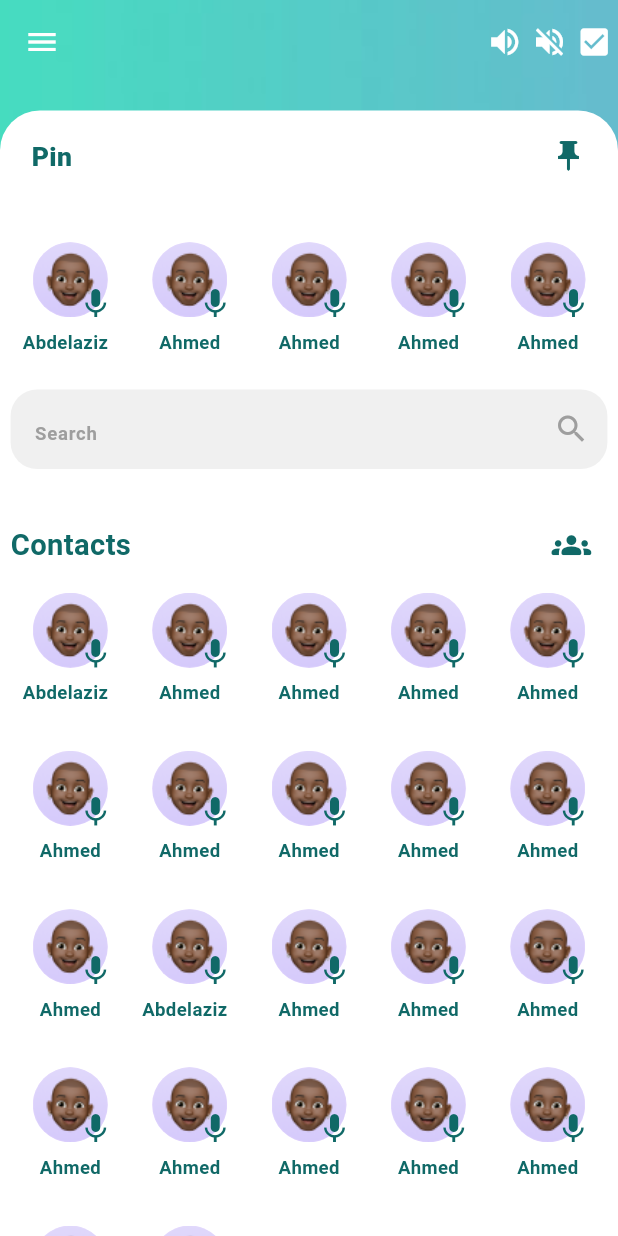
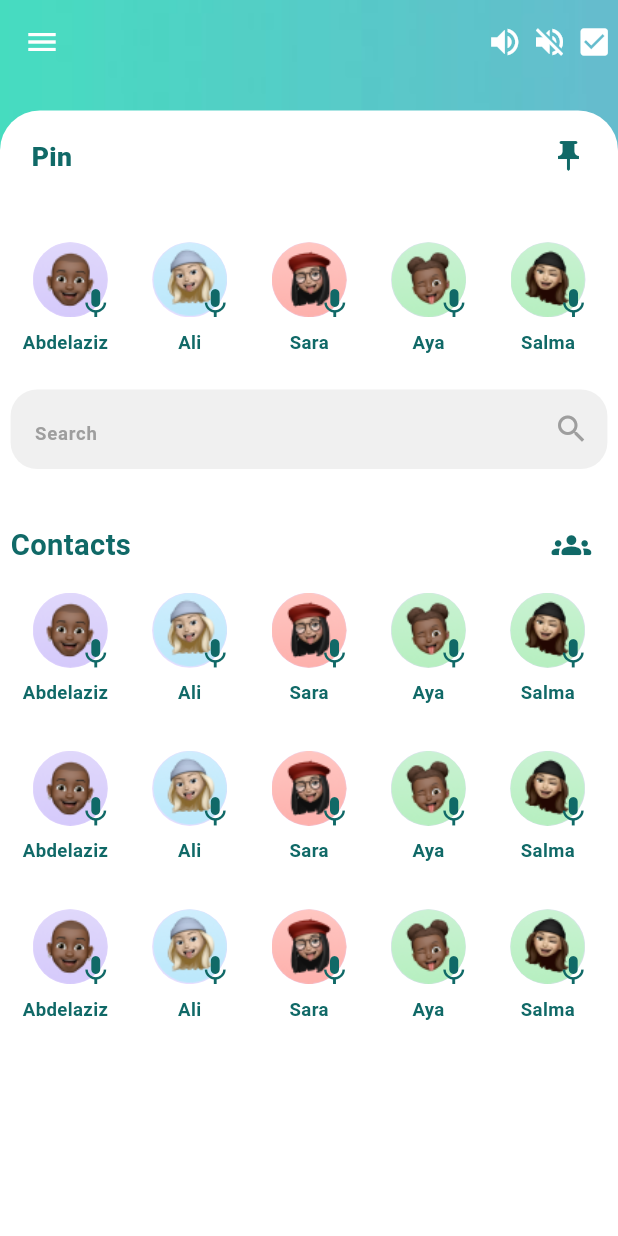
Before and after one commit to AhmedAbdelaziz207/voice_chat, a Flutter app: the HomeScreen screen opened by its route, after a tap on the "check box" icon, on a phone screen of 412 x 824 dp. Run offline on Flutter 3.47's test engine with Material 3 defaults, Android fonts, the phone set to English and light mode, and no system bars; our stand-ins replace flutter_bloc, flutter_screenutil, flutter_svg, pinput; missing offline and left inert: audio_waveforms.

Commit message:
- Finished Home Cubit

```diff
--- a/lib/core/router/app_router.dart
+++ b/lib/core/router/app_router.dart
@@ -4,6 +4,7 @@ import 'package:flutter_screenutil/flutter_screenutil.dart';
 import 'package:voice_chat/core/router/routes.dart';
 import 'package:voice_chat/features/chat/ui/chat_screen.dart';
 import 'package:voice_chat/features/groups/ui/groups_screen.dart';
+import 'package:voice_chat/features/home/logic/home_cubit.dart';
 import 'package:voice_chat/features/home/ui/home_screen.dart';
 import 'package:voice_chat/features/login/ui/login_screen.dart';
 import 'package:voice_chat/features/otp/logic/otp_cubit.dart';
@@ -24,7 +25,10 @@ class AppRouter {
       case Routes.home:
         return MaterialPageRoute(
           builder: (context) {
-            return const HomeScreen();
+            return BlocProvider<HomeCubit>(create: (BuildContext context) {
+              return HomeCubit()..getAllContacts();
+            },
+            child: const HomeScreen());
           },
         );
       case Routes.login:
--- a/lib/core/utils/constants/app_keys.dart
+++ b/lib/core/utils/constants/app_keys.dart
@@ -28,48 +28,42 @@ class AppKeys{
         name: "Abdelaziz  ",
         imageUrl: "assets/images/contact_image.png"),
     UserContact(
-        name: "Ahmed", imageUrl: "assets/images/contact_image.png"),
+        name: "Ali", imageUrl: "assets/images/char1_icon.png"),
     UserContact(
-        name: "Ahmed", imageUrl: "assets/images/contact_image.png"),
+        name: "Sara", imageUrl: "assets/images/char2_icon.png"),
     UserContact(
-        name: "Ahmed", imageUrl: "assets/images/contact_image.png"),
+        name: "Aya", imageUrl: "assets/images/char3_icon.png"),
     UserContact(
-        name: "Ahmed", imageUrl: "assets/images/contact_image.png"),
-    UserContact(
-        name: "Ahmed", imageUrl: "assets/images/contact_image.png"),
-    UserContact(
-        name: "Ahmed", imageUrl: "assets/images/contact_image.png"),
-    UserContact(
-        name: "Ahmed", imageUrl: "assets/images/contact_image.png"),
-    UserContact(
-        name: "Ahmed", imageUrl: "assets/images/contact_image.png"),
-    UserContact(
-        name: "Ahmed", imageUrl: "assets/images/contact_image.png"),
-    UserContact(
-        name: "Ahmed", imageUrl: "assets/images/contact_image.png"),
-    UserContact(
+        name: "Salma", imageUrl: "assets/images/char4_icon.png"),
+
+
+     UserContact(
         name: "Abdelaziz  ",
         imageUrl: "assets/images/contact_image.png"),
     UserContact(
-        name: "Ahmed", imageUrl: "assets/images/contact_image.png"),
+        name: "Ali", imageUrl: "assets/images/char1_icon.png"),
     UserContact(
-        name: "Ahmed", imageUrl: "assets/images/contact_image.png"),
+        name: "Sara", imageUrl: "assets/images/char2_icon.png"),
     UserContact(
-        name: "Ahmed", imageUrl: "assets/images/contact_image.png"),
+        name: "Aya", imageUrl: "assets/images/char3_icon.png"),
     UserContact(
-        name: "Ahmed", imageUrl: "assets/images/contact_image.png"),
+        name: "Salma", imageUrl: "assets/images/char4_icon.png"),
+
+
+     UserContact(
+        name: "Abdelaziz  ",
+        imageUrl: "assets/images/contact_image.png"),
     UserContact(
-        name: "Ahmed", imageUrl: "assets/images/contact_image.png"),
+        name: "Ali", imageUrl: "assets/images/char1_icon.png"),
     UserContact(
-        name: "Ahmed", imageUrl: "assets/images/contact_image.png"),
+        name: "Sara", imageUrl: "assets/images/char2_icon.png"),
     UserContact(
-        name: "Ahmed", imageUrl: "assets/images/contact_image.png"),
+        name: "Aya", imageUrl: "assets/images/char3_icon.png"),
     UserContact(
-        name: "Ahmed", imageUrl: "assets/images/contact_image.png"),
-    UserContact(
-        name: "Ahmed", imageUrl: "assets/images/contact_image.png"),
-    UserContact(
-        name: "Ahmed", imageUrl: "assets/images/contact_image.png"),
+        name: "Salma", imageUrl: "assets/images/char4_icon.png"),
+
+
+
   ];
 
 }
--- /dev/null
+++ b/lib/features/home/logic/home_cubit.dart
@@ -0,0 +1,39 @@
+import 'package:flutter/material.dart';
+import 'package:flutter_bloc/flutter_bloc.dart';
+import 'package:voice_chat/core/utils/constants/app_keys.dart';
+import '../../../core/network/model/user_contact.dart';
+
+part 'home_state.dart';
+
+class HomeCubit extends Cubit<HomeState> {
+  HomeCubit() : super(HomeInitial());
+  List<UserContact> userContacts = [];
+  List<UserContact> favouriteContacts = [];
+  List<UserContact> searchedContacts = [];
+
+  TextEditingController searchController = TextEditingController();
+
+  getAllContacts() async {
+    emit(HomeLoading());
+
+    // Simulate request
+    await Future.delayed(const Duration(seconds: 2));
+
+    // TODO Call API or FireBase to get contacts
+    AppKeys.userContacts.forEach(
+      (element) {
+        userContacts.add(element);
+      },
+    );
+    emit(HomeSuccess(usersContact: userContacts));
+  }
+
+  getFavouriteFavourite() {
+    /// TODO Call API or FireBase to get Favourite contacts
+    favouriteContacts = userContacts;
+  }
+
+  getSearchedContacts() {
+    /// Todo Filter Contacts with by search input
+  }
+}
--- /dev/null
+++ b/lib/features/home/logic/home_state.dart
@@ -0,0 +1,17 @@
+part of 'home_cubit.dart';
+
+@immutable
+sealed class HomeState {}
+
+final class HomeInitial extends HomeState {}
+final class HomeLoading extends HomeState {}
+final class HomeFailed extends HomeState {
+  final String failedMessage ;
+  HomeFailed({required this.failedMessage});
+}
+final class HomeSuccess extends HomeState {
+  final List<UserContact> usersContact ;
+
+  HomeSuccess({required this.usersContact});
+
+}
--- a/lib/features/home/ui/home_screen.dart
+++ b/lib/features/home/ui/home_screen.dart
@@ -1,8 +1,11 @@
 import 'package:flutter/material.dart';
+import 'package:flutter_bloc/flutter_bloc.dart';
 import 'package:flutter_screenutil/flutter_screenutil.dart';
+import 'package:voice_chat/core/network/model/user_contact.dart';
 import 'package:voice_chat/core/theming/app_text_styles.dart';
 import 'package:voice_chat/core/utils/constants/app_keys.dart';
 import 'package:voice_chat/core/widgets/app_background.dart';
+import 'package:voice_chat/features/home/logic/home_cubit.dart';
 import 'package:voice_chat/features/home/ui/widgets/home_contacts_gridview_widget.dart';
 import 'package:voice_chat/features/home/ui/widgets/home_groups_title.dart';
 import 'package:voice_chat/features/home/ui/widgets/home_search_widget.dart';
@@ -11,7 +14,6 @@ import '../../../core/theming/app_colors.dart';
 
 class HomeScreen extends StatelessWidget {
   const HomeScreen({super.key});
-
 
   @override
   Widget build(BuildContext context) {
@@ -38,11 +40,13 @@ class HomeScreen extends StatelessWidget {
           SizedBox(
             width: 30.w,
             child: IconButton(
-              icon: Icon(Icons.check_box),
+              icon: const Icon(Icons.check_box),
               onPressed: () {},
             ),
           ),
-          SizedBox(width: 6.w,)
+          SizedBox(
+            width: 6.w,
+          )
         ],
         leading: IconButton(
           icon: const Icon(Icons.menu_sharp),
@@ -61,7 +65,14 @@ class HomeScreen extends StatelessWidget {
                 borderRadius: BorderRadius.only(
                     topLeft: Radius.circular(30.r),
                     topRight: Radius.circular(30.r))),
-            child: SingleChildScrollView(
+            child: BlocBuilder<HomeCubit, HomeState>(
+                builder: (context, state) {
+              if (state is HomeLoading) {
+                return const Center(
+                  child: CircularProgressIndicator(),
+                );
+              }
+              return SingleChildScrollView(
                 child: Padding(
                   padding: EdgeInsets.all(8.0.sp),
                   child: Column(
@@ -93,11 +104,21 @@ class HomeScreen extends StatelessWidget {
                         height: 30.h,
                       ),
                       const HomeGroupsTitle(),
-                    const HomeContactsGridviewContacts()
+                      BlocBuilder<HomeCubit,HomeState>(
+                        builder: (BuildContext context, state) {
+                          List<UserContact> users =
+                              state is HomeSuccess
+                                  ? state.usersContact
+                                  : [];
+                          return HomeContactsGridviewContacts(
+                              users: users);
+                        },
+                      )
                     ],
                   ),
                 ),
-            ),
+              );
+            }),
           ),
         ),
       ),
--- a/lib/features/home/ui/widgets/home_contacts_gridview_widget.dart
+++ b/lib/features/home/ui/widgets/home_contacts_gridview_widget.dart
@@ -1,20 +1,23 @@
 import 'package:flutter/material.dart';
+import 'package:flutter_bloc/flutter_bloc.dart';
 import 'package:flutter_screenutil/flutter_screenutil.dart';
+import 'package:voice_chat/core/network/model/user_contact.dart';
 import 'package:voice_chat/core/router/routes.dart';
-import 'package:voice_chat/core/utils/constants/app_keys.dart';
-
+import 'package:voice_chat/features/home/logic/home_cubit.dart';
 import 'home_contacts_list_item.dart';
 
 class HomeContactsGridviewContacts extends StatelessWidget {
-  const HomeContactsGridviewContacts({super.key});
-  static var userContacts = AppKeys.userContacts  ;
+  const HomeContactsGridviewContacts({super.key, required this.users});
+  final List<UserContact> users ;
   @override
   Widget build(BuildContext context) {
-    return  SizedBox(
+    return SizedBox(
         width: double.infinity,
         height: 500.h,
-      child: GridView.builder(
-        itemCount: userContacts.length,
+        child:
+        GridView.builder(
+          itemCount: users
+              .length,
           gridDelegate:
           const SliverGridDelegateWithFixedCrossAxisCount(
             mainAxisSpacing: 6.0,
@@ -23,13 +26,13 @@ class HomeContactsGridviewContacts extends StatelessWidget {
           ),
           itemBuilder: (context, index) {
             return HomeContactsListItem(
-            userContact: userContacts[index],
+              userContact: users[index],
               onTap: () {
                 Navigator.pushNamed(context, Routes.chat);
               },
             );
           },
-      ),
+        )
     );
   }
 }
```
Lines whose indentation alone changed are shown as unchanged.
